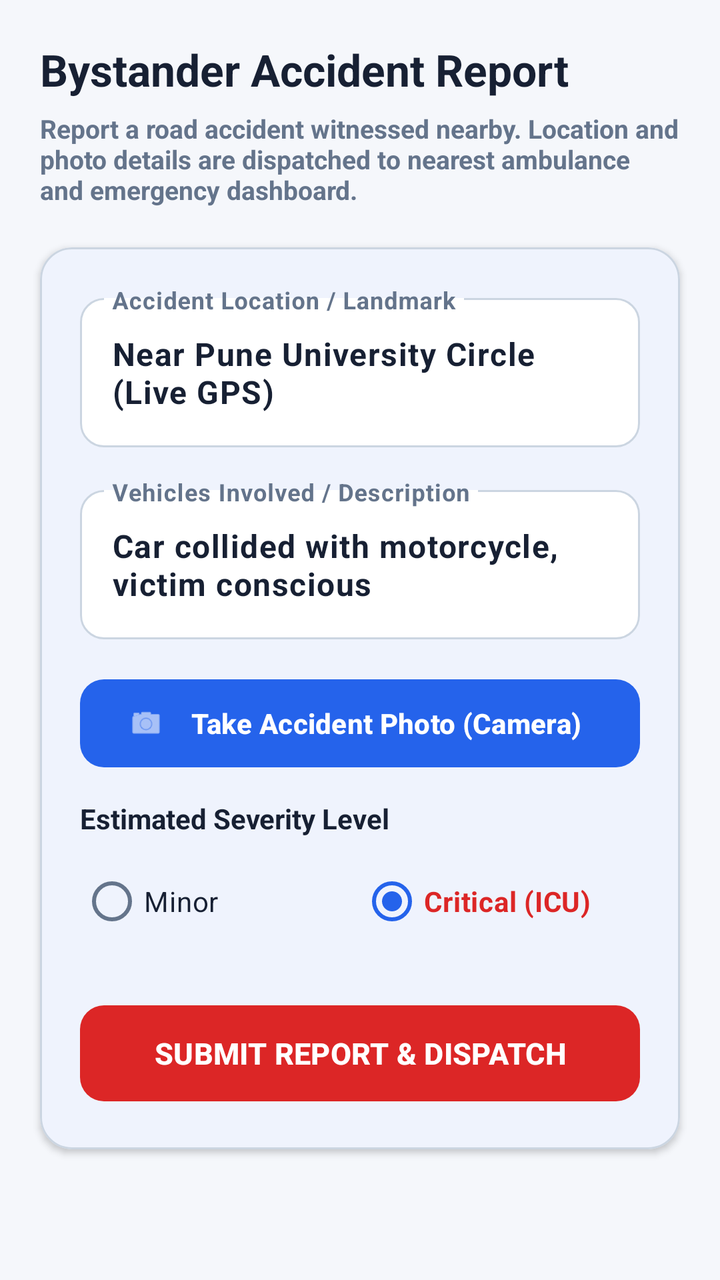
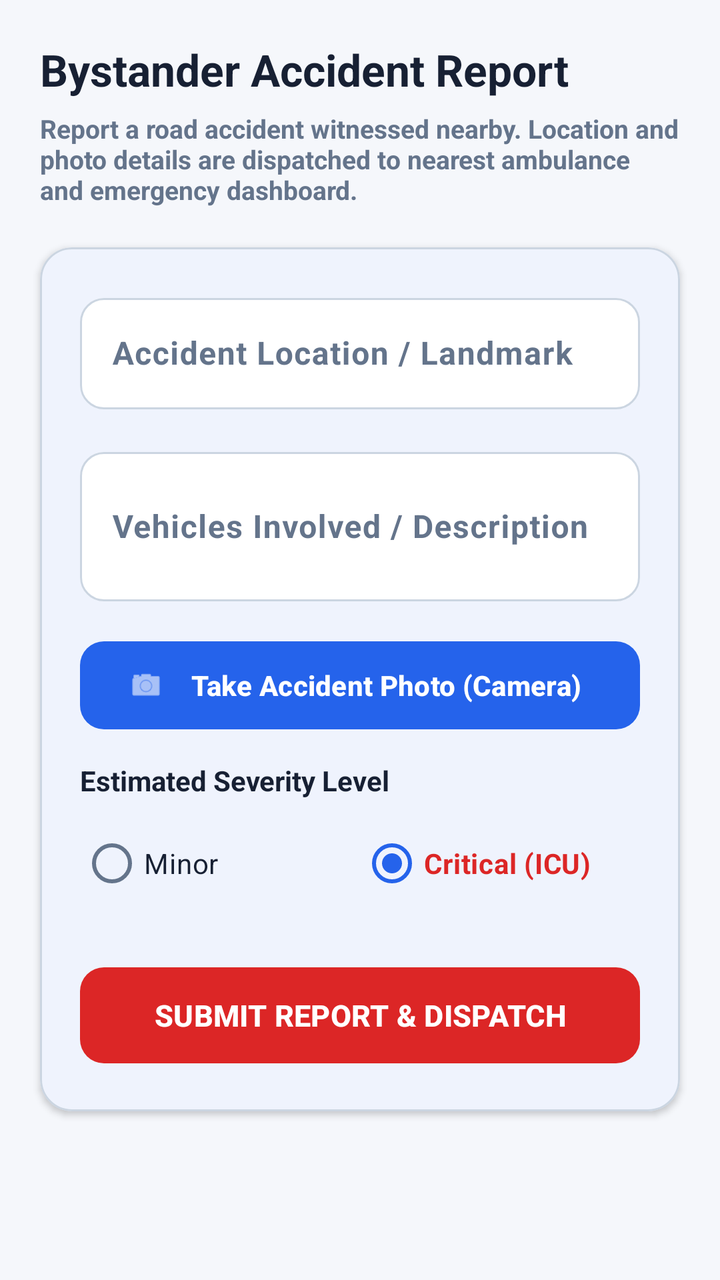

Before-and-after screenshots of an Android layout around one commit, followed by the original layout XML and the change that was made.
<!-- AndroidManifest.xml: activity theme Theme.Pbl -->
<!-- res/layout/activity_report_bystander.xml -->
<?xml version="1.0" encoding="utf-8"?>
<ScrollView xmlns:android="http://schemas.android.com/apk/res/android"
    xmlns:app="http://schemas.android.com/apk/res-auto"
    android:layout_width="match_parent"
    android:layout_height="match_parent"
    android:fillViewport="true"
    android:background="@color/screen_background">

    <LinearLayout
        android:layout_width="match_parent"
        android:layout_height="wrap_content"
        android:orientation="vertical"
        android:padding="20dp"
        android:clipToPadding="false"
        android:paddingBottom="120dp">

        <TextView
            android:layout_width="wrap_content"
            android:layout_height="wrap_content"
            android:text="Bystander Accident Report"
            android:textColor="@color/input_text"
            android:textSize="22sp"
            android:textStyle="bold" />

        <TextView
            android:layout_width="wrap_content"
            android:layout_height="wrap_content"
            android:layout_marginTop="6dp"
            android:text="Report a road accident witnessed nearby. Location and photo details are dispatched to nearest ambulance and emergency dashboard."
            android:textColor="@color/secondary_text"
            android:textSize="13sp"
            android:textStyle="bold"
            android:layout_marginBottom="20dp" />

        <com.google.android.material.card.MaterialCardView
            android:layout_width="match_parent"
            android:layout_height="wrap_content"
            app:cardCornerRadius="16dp"
            app:cardElevation="2dp"
            app:cardBackgroundColor="@color/white"
            app:strokeWidth="1dp"
            app:strokeColor="@color/input_border"
            android:layout_marginBottom="24dp">

            <LinearLayout
                android:layout_width="match_parent"
                android:layout_height="wrap_content"
                android:orientation="vertical"
                android:padding="20dp">

                <com.google.android.material.textfield.TextInputLayout
                    android:layout_width="match_parent"
                    android:layout_height="wrap_content"
                    android:hint="Accident Location / Landmark"
                    style="@style/Widget.GoldenHour.TextInputLayout"
                    android:layout_marginBottom="16dp">

                    <com.google.android.material.textfield.TextInputEditText
                        android:id="@+id/et_bystander_location"
                        android:layout_width="match_parent"
                        android:layout_height="wrap_content"
                        android:textColor="@color/input_text"
                        android:textColorHint="@color/input_hint"
                        android:textSize="16sp"
                        android:textStyle="bold"
                        android:text="Near Pune University Circle (Live GPS)" />
                </com.google.android.material.textfield.TextInputLayout>

                <com.google.android.material.textfield.TextInputLayout
                    android:layout_width="match_parent"
                    android:layout_height="wrap_content"
                    android:hint="Vehicles Involved / Description"
                    style="@style/Widget.GoldenHour.TextInputLayout"
                    android:layout_marginBottom="16dp">

                    <com.google.android.material.textfield.TextInputEditText
                        android:id="@+id/et_bystander_details"
                        android:layout_width="match_parent"
                        android:layout_height="wrap_content"
                        android:textColor="@color/input_text"
                        android:textColorHint="@color/input_hint"
                        android:textSize="16sp"
                        android:textStyle="bold"
                        android:minLines="2"
                        android:text="Car collided with motorcycle, victim conscious" />
                </com.google.android.material.textfield.TextInputLayout>

                
                <com.google.android.material.button.MaterialButton
                    android:id="@+id/btn_capture_photo"
                    android:layout_width="match_parent"
                    android:layout_height="52dp"
                    android:text="Take Accident Photo (Camera)"
                    android:textSize="14sp"
                    android:textStyle="bold"
                    app:icon="@android:drawable/ic_menu_camera"
                    app:cornerRadius="12dp"
                    app:backgroundTint="@color/primary_accent"
                    android:textColor="@color/white"
                    android:layout_marginBottom="12dp" />

                <ImageView
                    android:id="@+id/iv_accident_photo"
                    android:layout_width="match_parent"
                    android:layout_height="180dp"
                    android:scaleType="centerCrop"
                    android:background="#E2E8F0"
                    android:visibility="gone"
                    android:layout_marginBottom="16dp"
                    android:contentDescription="Accident Evidence Photo" />

                <TextView
                    android:layout_width="wrap_content"
                    android:layout_height="wrap_content"
                    android:text="Estimated Severity Level"
                    android:textColor="@color/input_text"
                    android:textStyle="bold"
                    android:textSize="14sp"
                    android:layout_marginBottom="8dp" />

                <RadioGroup
                    android:id="@+id/rg_severity"
                    android:layout_width="match_parent"
                    android:layout_height="wrap_content"
                    android:orientation="horizontal"
                    android:layout_marginBottom="24dp">

                    <RadioButton
                        android:id="@+id/rb_minor"
                        android:layout_width="0dp"
                        android:layout_height="wrap_content"
                        android:layout_weight="1"
                        android:textColor="@color/input_text"
                        android:text="Minor" />

                    <RadioButton
                        android:id="@+id/rb_critical"
                        android:layout_width="0dp"
                        android:layout_height="wrap_content"
                        android:layout_weight="1"
                        android:checked="true"
                        android:textColor="@color/emergency_accent"
                        android:textStyle="bold"
                        android:text="Critical (ICU)" />
                </RadioGroup>

                <com.google.android.material.button.MaterialButton
                    android:id="@+id/btn_submit_bystander"
                    android:layout_width="match_parent"
                    android:layout_height="56dp"
                    android:text="SUBMIT REPORT &amp; DISPATCH"
                    android:textSize="15sp"
                    android:textStyle="bold"
                    app:cornerRadius="12dp"
                    app:backgroundTint="@color/emergency_accent"
                    android:textColor="@color/white" />

            </LinearLayout>
        </com.google.android.material.card.MaterialCardView>

    </LinearLayout>
</ScrollView>
<!-- resources referenced by this layout -->
<resources>
  <color name="emergency_accent">#DC2626</color>
  <color name="input_border">#CBD5E1</color>
  <color name="input_hint">#64748B</color>
  <color name="input_text">#172033</color>
  <color name="primary_accent">#2563EB</color>
  <color name="screen_background">#F5F7FB</color>
  <color name="secondary_text">#64748B</color>
  <color name="white">#FFFFFFFF</color>
  <style name="Widget.GoldenHour.TextInputLayout" parent="Widget.Material3.TextInputLayout.OutlinedBox">
          <item name="boxStrokeColor">@color/box_stroke_color</item>
          <item name="hintTextColor">@color/hint_text_color</item>
          <item name="placeholderTextColor">@color/secondary_text</item>
          <item name="boxBackgroundColor">@color/input_bg</item>
          <item name="boxCornerRadiusTopStart">12dp</item>
          <item name="boxCornerRadiusTopEnd">12dp</item>
          <item name="boxCornerRadiusBottomStart">12dp</item>
          <item name="boxCornerRadiusBottomEnd">12dp</item>
      </style>
  <style name="Theme.Pbl" parent="Base.Theme.Pbl" />
  <color name="input_bg">#FFFFFF</color>
  <style name="Base.Theme.Pbl" parent="Theme.Material3.Light.NoActionBar">
          <item name="colorPrimary">@color/primary_accent</item>
          <item name="colorError">@color/emergency_accent</item>
          <item name="android:windowBackground">@color/screen_background</item>
          <item name="colorSurface">@color/input_bg</item>
          <item name="colorOnSurface">@color/input_text</item>
          <item name="colorOnSurfaceVariant">@color/secondary_text</item>
          <item name="colorOutline">@color/input_border</item>
          <item name="android:textColorPrimary">@color/input_text</item>
          <item name="android:textColorSecondary">@color/secondary_text</item>
          <item name="android:textColorHint">@color/input_hint</item>
          <item name="android:editTextColor">@color/input_text</item>
          <item name="android:forceDarkAllowed" tools:targetApi="q">false</item>
  
          
          <item name="textInputStyle">@style/Widget.GoldenHour.TextInputLayout</item>
      </style>
</resources>

<!-- the commit's change to res/layout/activity_report_bystander.xml (unified diff, before → after) -->
@@ -62,8 +62,7 @@
                         android:textColor="@color/input_text"
                         android:textColorHint="@color/input_hint"
                         android:textSize="16sp"
-                        android:textStyle="bold"
-                        android:text="Near Pune University Circle (Live GPS)" />
+                        android:textStyle="bold" />
                 </com.google.android.material.textfield.TextInputLayout>
 
                 <com.google.android.material.textfield.TextInputLayout
@@ -81,8 +80,7 @@
                         android:textColorHint="@color/input_hint"
                         android:textSize="16sp"
                         android:textStyle="bold"
-                        android:minLines="2"
-                        android:text="Car collided with motorcycle, victim conscious" />
+                        android:minLines="2" />
                 </com.google.android.material.textfield.TextInputLayout>
 
                 
